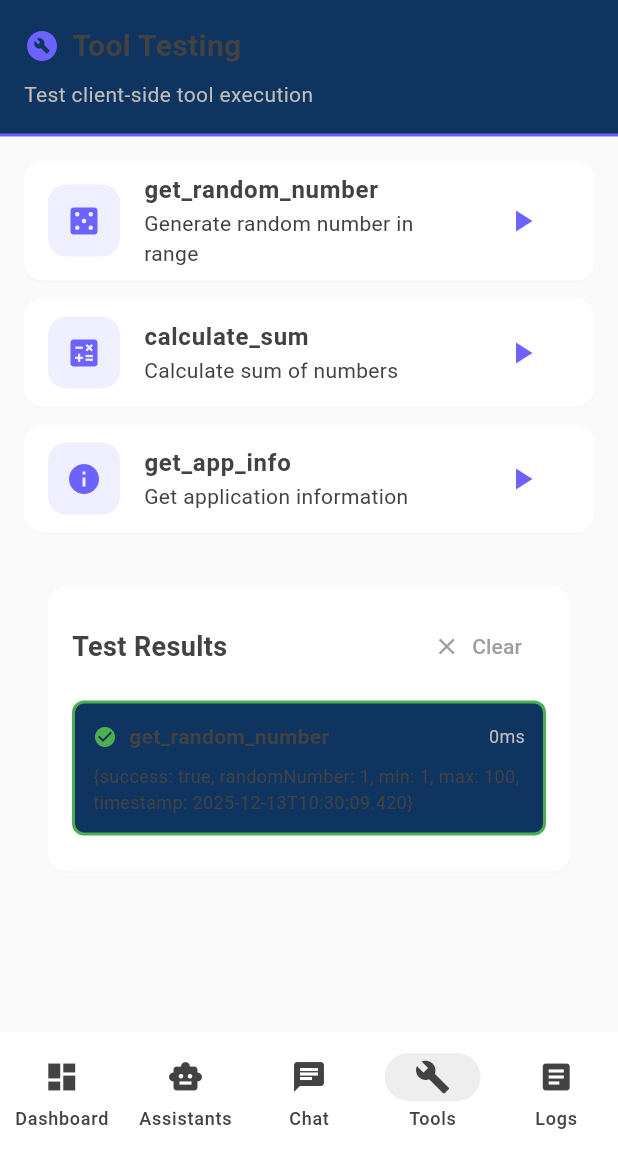
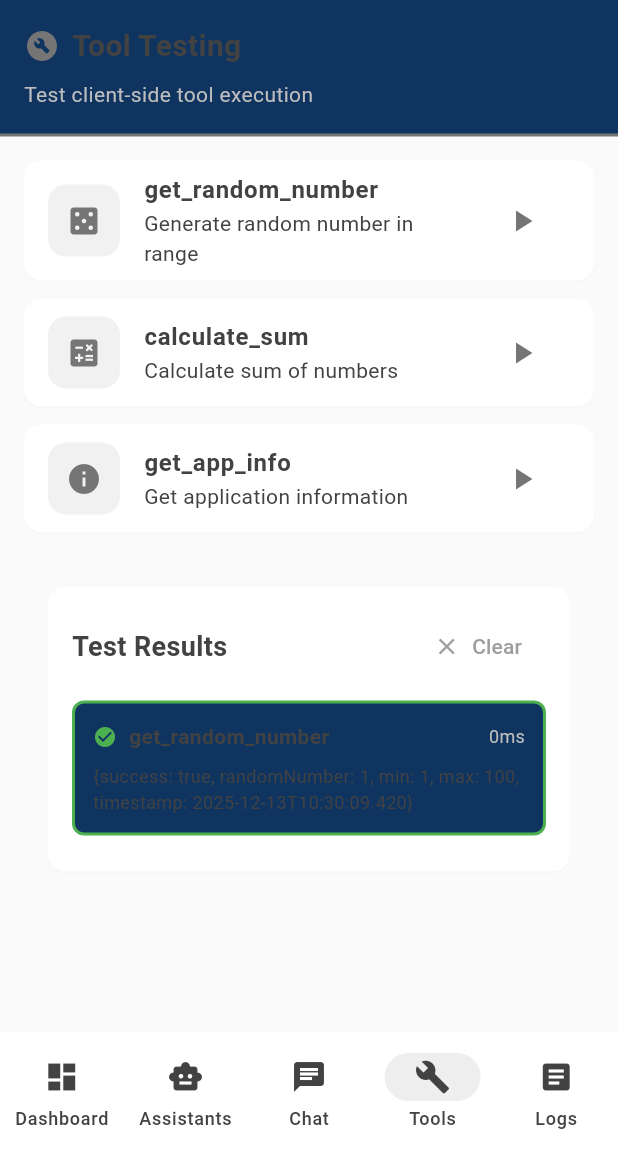
Before and after one commit to alperduzgun/voivi_flutter_voice_ai, a Flutter app: the screen it shows after launch, item 4 of the bottom bar chosen, after a tap on the "play arrow" icon, on a phone screen of 412 x 824 dp, the part 84-1236 px from its top. Run offline on Flutter 3.47's test engine with Material 3 defaults, Android fonts, the phone set to English and light mode, and no system bars; our stand-ins replace file_picker; network calls fail.

```diff
--- a/example/lib/screens/home_screen.dart
+++ b/example/lib/screens/home_screen.dart
@@ -219,7 +219,7 @@ class _HomeScreenState extends State<HomeScreen> {
           children: [
             Row(
               children: [
-                const Icon(Icons.settings, color: Color(0xFF6C63FF)),
+                const Icon(Icons.settings, color: Color(0xFF757575)),
                 const SizedBox(width: 8),
                 const Text(
                   'Configuration',
@@ -304,7 +304,7 @@ class _HomeScreenState extends State<HomeScreen> {
           children: [
             const Row(
               children: [
-                Icon(Icons.star, color: Color(0xFF00D9FF)),
+                Icon(Icons.star, color: Color(0xFF757575)),
                 SizedBox(width: 8),
                 Text(
                   'Features',
@@ -352,7 +352,7 @@ class _HomeScreenState extends State<HomeScreen> {
       padding: const EdgeInsets.symmetric(vertical: 8),
       child: Row(
         children: [
-          Icon(icon, color: const Color(0xFF6C63FF), size: 24),
+          Icon(icon, color: const Color(0xFF757575), size: 24),
           const SizedBox(width: 12),
           Expanded(
             child: Column(
--- a/example/lib/screens/logs_screen.dart
+++ b/example/lib/screens/logs_screen.dart
@@ -47,14 +47,14 @@ class _LogsScreenState extends State<LogsScreen> {
         color: Color(0xFF0F3460),
         border: Border(
           bottom: BorderSide(
-            color: Color(0xFF6C63FF),
+            color: Color(0xFF757575),
             width: 2,
           ),
         ),
       ),
       child: Row(
         children: [
-          const Icon(Icons.article, color: Color(0xFF6C63FF)),
+          const Icon(Icons.article, color: Color(0xFF757575)),
           const SizedBox(width: 8),
           const Text(
             'Debug Logs',
--- a/example/lib/screens/tool_test_screen.dart
+++ b/example/lib/screens/tool_test_screen.dart
@@ -31,7 +31,7 @@ class _ToolTestScreenState extends State<ToolTestScreen> {
         color: Color(0xFF0F3460),
         border: Border(
           bottom: BorderSide(
-            color: Color(0xFF6C63FF),
+            color: Color(0xFF757575),
             width: 2,
           ),
         ),
@@ -41,7 +41,7 @@ class _ToolTestScreenState extends State<ToolTestScreen> {
         children: [
           const Row(
             children: [
-              Icon(Icons.build_circle, color: Color(0xFF6C63FF)),
+              Icon(Icons.build_circle, color: Color(0xFF757575)),
               SizedBox(width: 8),
               Text(
                 'Tool Testing',
@@ -108,10 +108,10 @@ class _ToolTestScreenState extends State<ToolTestScreen> {
           width: 48,
           height: 48,
           decoration: BoxDecoration(
-            color: const Color(0xFF6C63FF).withOpacity(0.1),
+            color: const Color(0xFF757575).withOpacity(0.1),
             borderRadius: BorderRadius.circular(12),
           ),
-          child: Icon(icon, color: const Color(0xFF6C63FF)),
+          child: Icon(icon, color: const Color(0xFF757575)),
         ),
         title: Text(
           name,
@@ -126,7 +126,7 @@ class _ToolTestScreenState extends State<ToolTestScreen> {
               )
             : IconButton(
                 icon: const Icon(Icons.play_arrow),
-                color: const Color(0xFF6C63FF),
+                color: const Color(0xFF757575),
                 onPressed: onTest,
               ),
       ),
```
Also changed, not shown: example/lib/screens/assistant_list_screen.dart (+11 -11 lines), example/lib/screens/chat_screen.dart (+13 -13 lines).
